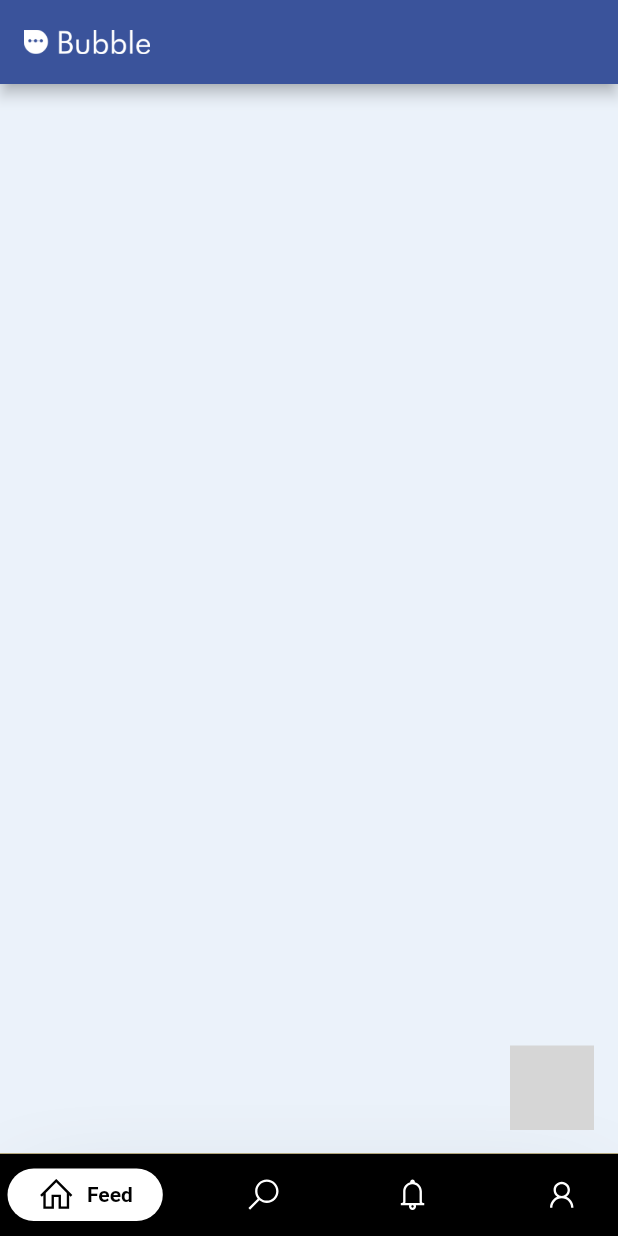
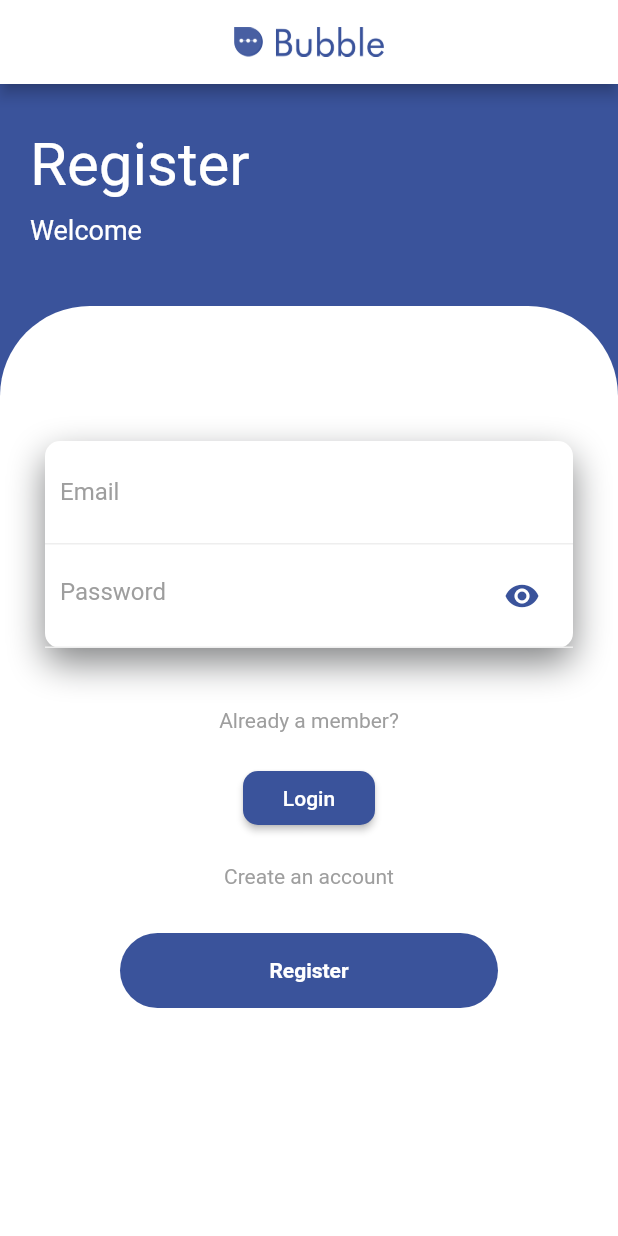
Before and after one commit to ayushmehta651/Bubble, a Flutter app: the screen it shows after launch, on a phone screen of 412 x 824 dp. Run offline on Flutter 3.47's test engine with Material 2 defaults, Android fonts, the phone set to English and light mode, and no system bars; drawn by our look-alikes of google_nav_bar; our stand-ins replace cached_network_image, cloud_firestore, firebase_auth, firebase_core, firebase_storage, image_picker and 2 more; missing offline and left inert: fab_circular_menu; accounts and stored records are empty; Roboto replaces fonts that are missing (Hind); grey boxes are pictures that could not be loaded.

Commit message:
Login and Register Page

```diff
--- a/lib/main.dart
+++ b/lib/main.dart
@@ -1,8 +1,6 @@
+import 'package:Bubble/pages/register.dart';
 import 'package:flutter/material.dart';
-import './homePage.dart';
-import 'homePage.dart';
-import 'models/Post.dart';
-import './pages/register-acc-page.dart';
+
 import 'package:firebase_core/firebase_core.dart';
 
 void main() async {
@@ -39,7 +37,7 @@
         ),
       ),
       routes: {
-        'home':(context)=> HomePage(),
+        'home': (context) => RegisterScreen(),
       },
       initialRoute: 'home',
     );
--- /dev/null
+++ b/lib/pages/register.dart
@@ -0,0 +1,209 @@
+import 'package:Bubble/pages/login.dart';
+import 'package:flutter/material.dart';
+import 'package:firebase_auth/firebase_auth.dart';
+
+class RegisterScreen extends StatefulWidget {
+  @override
+  _RegisterScreenState createState() => _RegisterScreenState();
+}
+
+class _RegisterScreenState extends State<RegisterScreen> {
+  String _email, _password;
+  final auth = FirebaseAuth.instance;
+  bool show = true;
+
+  @override
+  Widget build(BuildContext context) {
+    return Scaffold(
+      appBar: AppBar(
+        backgroundColor: Colors.white,
+        centerTitle: true,
+        title: Image(
+          height: 100,
+          width: 100,
+          image: AssetImage(
+            'assets/images/1.png',
+          ),
+        ),
+      ),
+      body: Container(
+        width: double.infinity,
+        color: Color(0xFF3A539B),
+        child: Column(
+          crossAxisAlignment: CrossAxisAlignment.start,
+          children: <Widget>[
+            SizedBox(
+              height: 10,
+            ),
+            Padding(
+              padding: EdgeInsets.all(20),
+              child: Column(
+                crossAxisAlignment: CrossAxisAlignment.start,
+                children: <Widget>[
+                  Text(
+                    "Register",
+                    style: TextStyle(color: Colors.white, fontSize: 40),
+                  ),
+                  SizedBox(
+                    height: 10,
+                  ),
+                  Text(
+                    "Welcome",
+                    style: TextStyle(color: Colors.white, fontSize: 18),
+                  ),
+                ],
+              ),
+            ),
+            SizedBox(height: 20),
+            Expanded(
+              child: Container(
+                decoration: BoxDecoration(
+                    color: Colors.white,
+                    borderRadius: BorderRadius.only(
+                        topLeft: Radius.circular(60),
+                        topRight: Radius.circular(60))),
+                child: SingleChildScrollView(
+                  child: Padding(
+                    padding: EdgeInsets.all(30),
+                    child: Column(
+                      children: <Widget>[
+                        SizedBox(
+                          height: 60,
+                        ),
+                        Container(
+                          decoration: BoxDecoration(
+                              color: Colors.white,
+                              borderRadius: BorderRadius.circular(10),
+                              boxShadow: [
+                                BoxShadow(
+                                    color: Color.fromRGBO(49, 51, 53, .6),
+                                    blurRadius: 20,
+                                    offset: Offset(0, 10))
+                              ]),
+                          child: Column(
+                            children: <Widget>[
+                              Container(
+                                padding: EdgeInsets.all(10),
+                                decoration: BoxDecoration(
+                                    border: Border(
+                                        bottom: BorderSide(
+                                            color: Colors.grey[200]))),
+                                child: TextField(
+                                  decoration: InputDecoration(
+                                      hintText: "Email",
+                                      hintStyle: TextStyle(color: Colors.grey),
+                                      border: InputBorder.none),
+                                  onChanged: (value) {
+                                    setState(() {
+                                      _email = value.trim();
+                                    });
+                                  },
+                                ),
+                              ),
+                              Container(
+                                padding: EdgeInsets.all(10),
+                                decoration: BoxDecoration(
+                                    border: Border(
+                                        bottom: BorderSide(
+                                            color: Colors.grey[200]))),
+                                child: TextField(
+                                  obscureText: show,
+                                  decoration: InputDecoration(
+                                      suffixIcon: IconButton(
+                                        icon: Icon(Icons.remove_red_eye),
+                                        color: Color(0xFF3A539B),
+                                        onPressed: () {
+                                          setState(() {
+                                            show = !show;
+                                          });
+                                        },
+                                      ),
+                                      hintText: "Password",
+                                      hintStyle: TextStyle(color: Colors.grey),
+                                      border: InputBorder.none),
+                                  onChanged: (value) {
+                                    setState(() {
+                                      _password = value.trim();
+                                    });
+                                  },
+                                ),
+                              ),
+                            ],
+                          ),
+                        ),
+                        SizedBox(
+                          height: 40,
+                        ),
+                        Text(
+                          "Already a member?",
+                          style: TextStyle(color: Colors.grey),
+                        ),
+                        SizedBox(
+                          height: 20,
+                        ),
+                        GestureDetector(
+                          onTap: () {
+                            Navigator.of(context).push(MaterialPageRoute(
+                                builder: (context) => LoginScreen()));
+                          },
+                          child: RaisedButton(
+                            shape: RoundedRectangleBorder(
+                                borderRadius: BorderRadius.circular(10)),
+                            onPressed: () {
+                              Navigator.of(context).push(MaterialPageRoute(
+                                  builder: (context) => LoginScreen()));
+                            },
+                            color: Color(0xFF3A539B),
+                            child: Text(
+                              'Login',
+                              style: TextStyle(
+                                color: Colors.white,
+                              ),
+                            ),
+                          ),
+                        ),
+                        SizedBox(
+                          height: 20,
+                        ),
+                        Text(
+                          "Create an account",
+                          style: TextStyle(color: Colors.grey),
+                        ),
+                        SizedBox(
+                          height: 30,
+                        ),
+                        GestureDetector(
+                          onTap: () {
+                            auth.createUserWithEmailAndPassword(
+                                email: _email, password: _password);
+                            Navigator.of(context).push(MaterialPageRoute(
+                                builder: (context) => LoginScreen()));
+                          },
+                          child: Container(
+                            height: 50,
+                            margin: EdgeInsets.symmetric(horizontal: 50),
+                            decoration: BoxDecoration(
+                                borderRadius: BorderRadius.circular(50),
+                                color: Color(0xFF3A539B)),
+                            child: Center(
+                              child: Text(
+                                "Register",
+                                style: TextStyle(
+                                    color: Colors.white,
+                                    fontWeight: FontWeight.bold),
+                              ),
+                            ),
+                          ),
+                        ),
+                      ],
+                    ),
+                  ),
+                ),
+              ),
+            )
+          ],
+        ),
+      ),
+    );
+  }
+}
--- a/pubspec.yaml
+++ b/pubspec.yaml
@@ -41,6 +41,7 @@
   cached_network_image: ^2.3.3
   fab_circular_menu: ^1.0.0 # Animated Floating Action Button
   mockito: ^4.1.3 # Testing-purpose
+  firebase_auth: ^0.18.2
 
 dev_dependencies:
   flutter_test:
```
Also changed, not shown: lib/pages/login.dart (added, +227 -0 lines), lib/pages/register-acc-page.dart (+27 -38 lines), assets/images/1.png (added), pubspec.lock.
